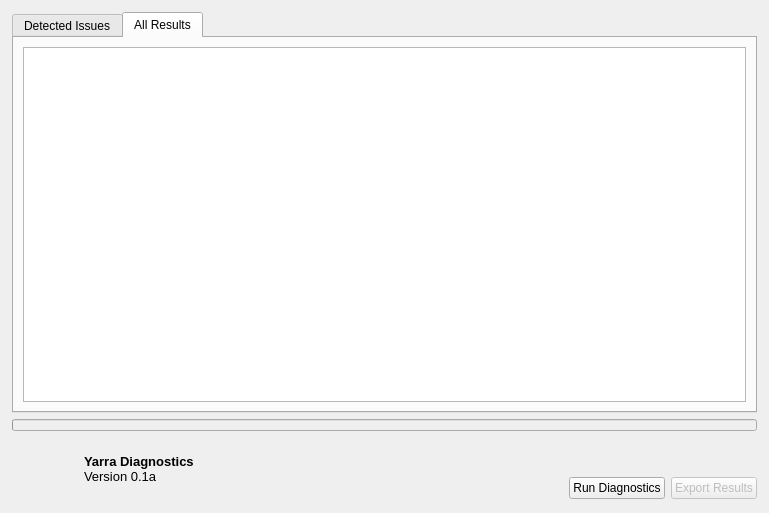
Above: Diagnostics/yd_mainwindow.ui from WillForan/yarraclient before the change. Below: the same form after it.
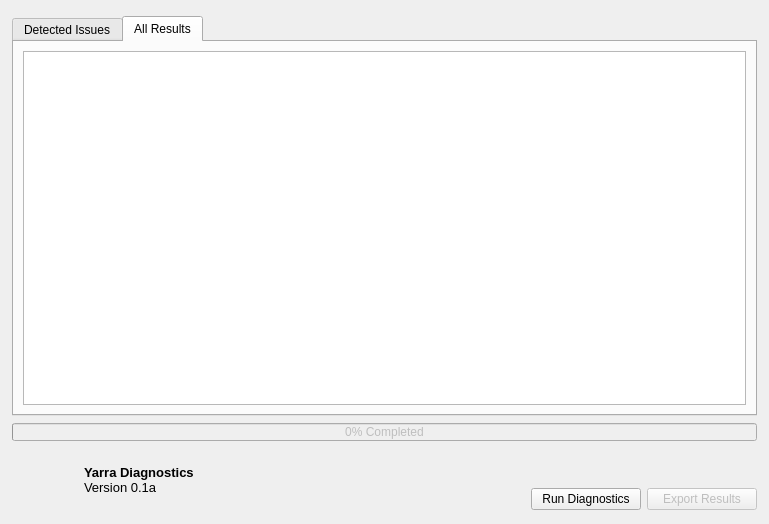
That is the form after the change. The open tabs and pages were chosen to show the change. Icons and pictures are not drawn.

The edit to the form file:
```diff
--- a/Diagnostics/yd_mainwindow.ui
+++ b/Diagnostics/yd_mainwindow.ui
@@ -10,7 +10,7 @@
     <x>0</x>
     <y>0</y>
     <width>769</width>
-    <height>513</height>
+    <height>524</height>
    </rect>
   </property>
   <property name="windowTitle">
@@ -21,11 +21,14 @@
   </property>
   <widget class="QWidget" name="centralwidget">
    <layout class="QVBoxLayout" name="verticalLayout_3">
+    <property name="spacing">
+     <number>4</number>
+    </property>
     <property name="leftMargin">
      <number>12</number>
     </property>
     <property name="topMargin">
-     <number>12</number>
+     <number>16</number>
     </property>
     <property name="rightMargin">
      <number>12</number>
@@ -35,6 +38,18 @@
     </property>
     <item>
      <widget class="QTabWidget" name="tabWidget">
+      <property name="minimumSize">
+       <size>
+        <width>0</width>
+        <height>400</height>
+       </size>
+      </property>
+      <property name="maximumSize">
+       <size>
+        <width>16777215</width>
+        <height>400</height>
+       </size>
+      </property>
       <property name="tabPosition">
        <enum>QTabWidget::North</enum>
       </property>
@@ -75,25 +90,79 @@
      </widget>
     </item>
     <item>
-     <widget class="QProgressBar" name="progressBar">
-      <property name="enabled">
-       <bool>false</bool>
+     <widget class="QFrame" name="frame">
+      <property name="minimumSize">
+       <size>
+        <width>0</width>
+        <height>24</height>
+       </size>
       </property>
       <property name="maximumSize">
        <size>
         <width>16777215</width>
-        <height>12</height>
+        <height>24</height>
        </size>
       </property>
-      <property name="value">
-       <number>0</number>
+      <property name="frameShape">
+       <enum>QFrame::NoFrame</enum>
       </property>
-      <property name="textVisible">
-       <bool>false</bool>
+      <property name="frameShadow">
+       <enum>QFrame::Raised</enum>
       </property>
-      <property name="invertedAppearance">
-       <bool>false</bool>
-      </property>
+      <layout class="QHBoxLayout" name="horizontalLayout_4">
+       <property name="spacing">
+        <number>0</number>
+       </property>
+       <property name="leftMargin">
+        <number>0</number>
+       </property>
+       <property name="topMargin">
+        <number>0</number>
+       </property>
+       <property name="rightMargin">
+        <number>0</number>
+       </property>
+       <property name="bottomMargin">
+        <number>0</number>
+       </property>
+       <item>
+        <widget class="QProgressBar" name="progressBar">
+         <property name="enabled">
+          <bool>false</bool>
+         </property>
+         <property name="minimumSize">
+          <size>
+           <width>0</width>
+           <height>18</height>
+          </size>
+         </property>
+         <property name="maximumSize">
+          <size>
+           <width>16777215</width>
+           <height>18</height>
+          </size>
+         </property>
+         <property name="autoFillBackground">
+          <bool>false</bool>
+         </property>
+         <property name="value">
+          <number>0</number>
+         </property>
+         <property name="textVisible">
+          <bool>true</bool>
+         </property>
+         <property name="orientation">
+          <enum>Qt::Horizontal</enum>
+         </property>
+         <property name="invertedAppearance">
+          <bool>false</bool>
+         </property>
+         <property name="format">
+          <string>%p% Completed</string>
+         </property>
+        </widget>
+       </item>
+      </layout>
      </widget>
     </item>
     <item>
@@ -182,7 +251,7 @@
            <widget class="QPushButton" name="runButton">
             <property name="minimumSize">
              <size>
-              <width>0</width>
+              <width>110</width>
               <height>0</height>
              </size>
             </property>
@@ -207,7 +276,7 @@
             </property>
             <property name="minimumSize">
              <size>
-              <width>0</width>
+              <width>110</width>
               <height>0</height>
              </size>
             </property>
```
Left out of the diff: 2 changed lines with no effect on the pictures.
